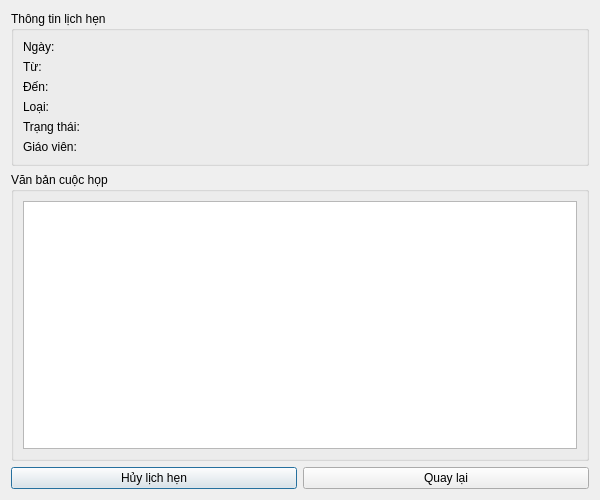
Above: src/views/studentviews/MeetingDialog.ui from HuyenTranggg/Meeting_Scheduler_App before the change. Below: the same form after it.
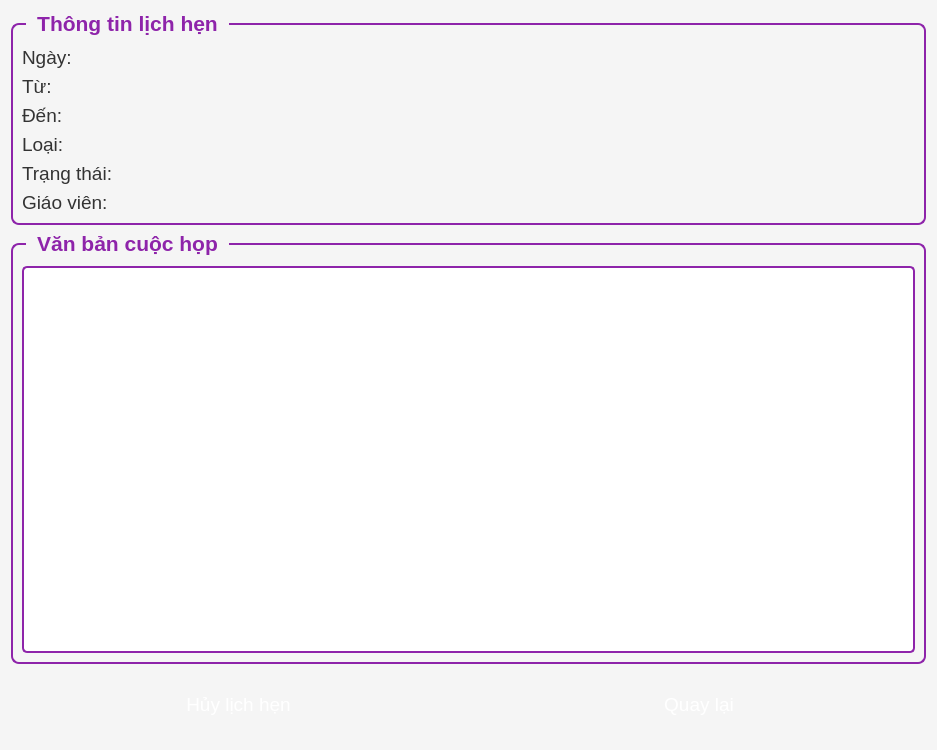
That is the form after the change.

Commit message: style lai giao dien

```diff
--- a/src/views/studentviews/MeetingDialog.ui
+++ b/src/views/studentviews/MeetingDialog.ui
@@ -6,12 +6,53 @@
    <rect>
     <x>0</x>
     <y>0</y>
-    <width>600</width>
-    <height>500</height>
+    <width>937</width>
+    <height>750</height>
    </rect>
   </property>
   <property name="windowTitle">
-   <string>Thông tin lịch hẹn</string>
+   <string>Chi tiết cuộc hẹn</string>
+  </property>
+  <property name="styleSheet">
+   <string notr="true">
+    QDialog {
+        background-color: #f5f5f5;
+        font-family: 'Segoe UI', Arial;
+    }
+    QLabel {
+        color: #333333;
+        font-size: 14pt;
+    }
+    QGroupBox {
+        font-size: 16pt;
+        font-weight: bold;
+        color: #8e24aa;
+        border: 2px solid #8e24aa;
+        border-radius: 8px;
+        margin-top: 12px;
+        padding-top: 12px;
+    }
+    QGroupBox::title {
+        subcontrol-origin: margin;
+        left: 15px;
+        padding: 0 8px;
+    }
+    QTextEdit, QPlainTextEdit {
+        background-color: white;
+        border: 2px solid #8e24aa;
+        border-radius: 5px;
+        padding: 8px;
+        font-size: 14pt;
+    }
+    QPushButton {
+        font-size: 14pt;
+        padding: 12px 25px;
+        border-radius: 8px;
+        min-height: 45px;
+        color: white;
+        border: none;
+    }
+   </string>
   </property>
   <layout class="QVBoxLayout" name="verticalLayout">
    <item>
```
The commit also changes 26 other files.
